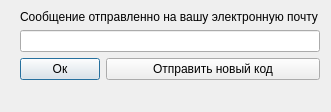
Substance-live/Train_application, file data/etc/mail_message.ui: the form before one commit.
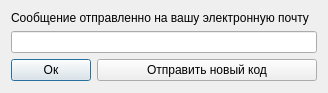
The form after the commit.

Patch:
```diff
--- a/data/etc/mail_message.ui
+++ b/data/etc/mail_message.ui
@@ -6,22 +6,15 @@
    <rect>
     <x>0</x>
     <y>0</y>
-    <width>331</width>
-    <height>112</height>
+    <width>328</width>
+    <height>93</height>
    </rect>
   </property>
   <property name="windowTitle">
    <string>Dialog</string>
   </property>
-  <widget class="QWidget" name="">
-   <property name="geometry">
-    <rect>
-     <x>20</x>
-     <y>10</y>
-     <width>300</width>
-     <height>81</height>
-    </rect>
-   </property>
+  <layout class="QGridLayout" name="gridLayout">
+   <item row="0" column="0">
    <layout class="QFormLayout" name="formLayout">
     <item row="0" column="0" colspan="2">
      <widget class="QLabel" name="label">
@@ -48,7 +41,8 @@
      <widget class="QLineEdit" name="lineEdit"/>
     </item>
    </layout>
-  </widget>
+   </item>
+  </layout>
  </widget>
  <resources/>
  <connections/>
```
Lines whose indentation alone changed are shown as unchanged.
